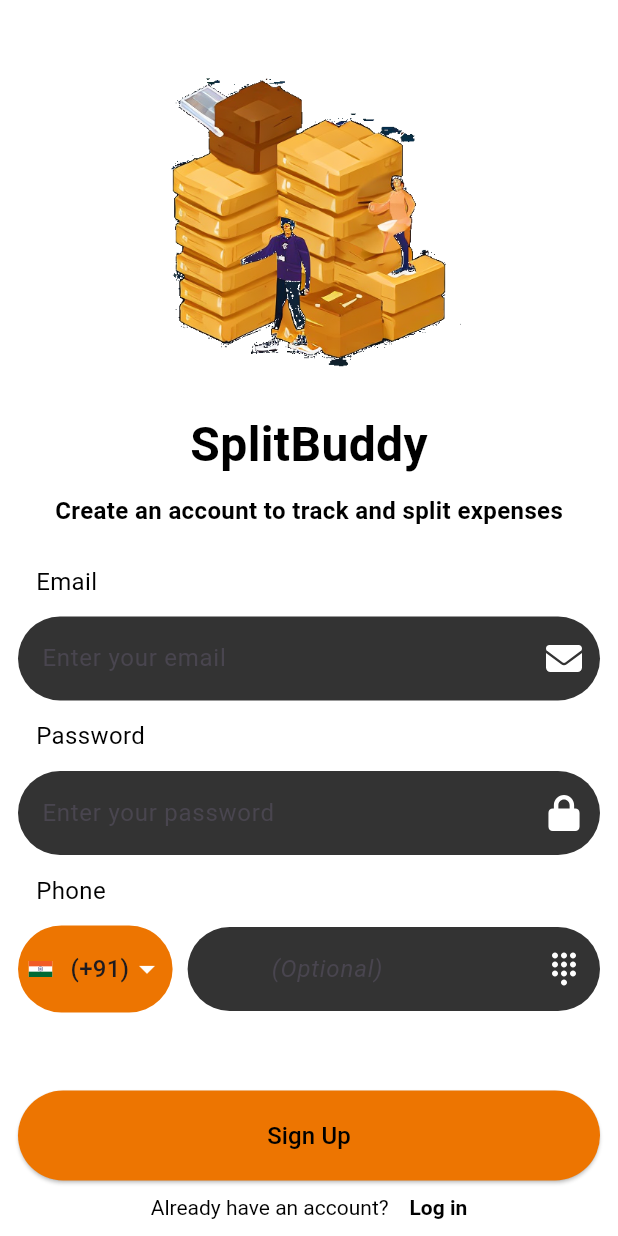
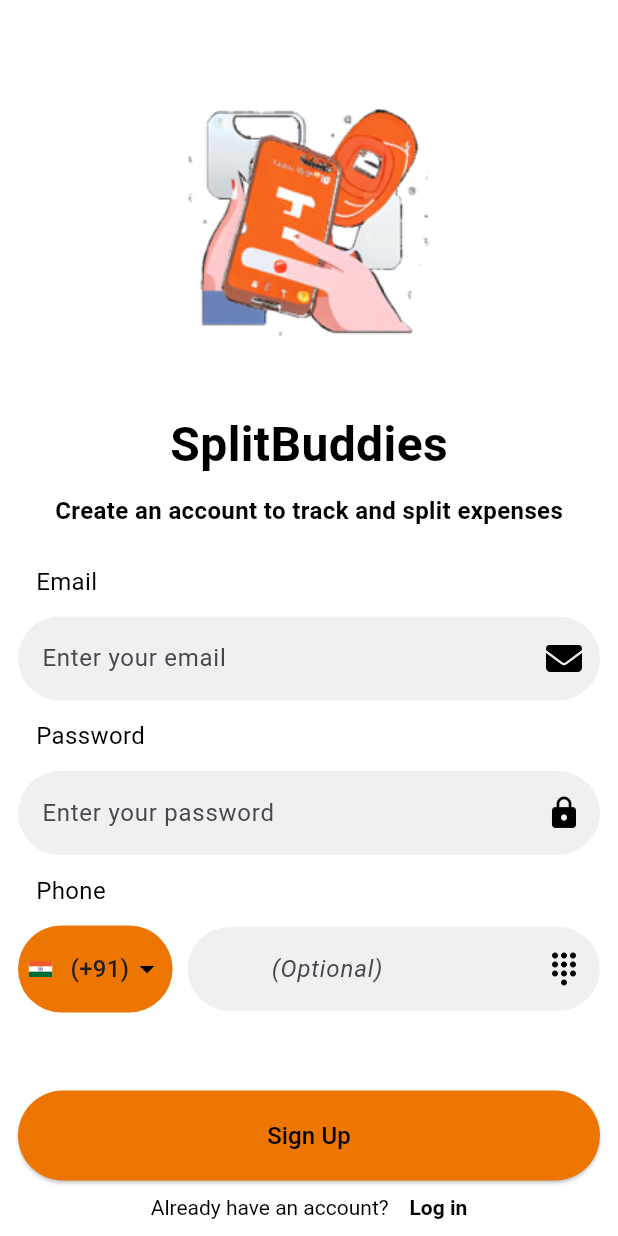
Before and after one commit to projectsojess/splitbuddyapp, a Flutter app: the screen it shows after launch, after a tap on an icon or button, on a phone screen of 412 x 824 dp. Run offline on Flutter 3.47's test engine with Material 3 defaults, Android fonts, the phone set to English and light mode, and no system bars; our stand-ins replace fl_chart, flutter_svg, image_picker, multi_select_flutter, permission_handler, shared_preferences; network calls fail; Roboto replaces fonts that are missing (Source Sans Pro).

Commit message:
signup screen changes

```diff
--- a/lib/constants/ui_constants.dart
+++ b/lib/constants/ui_constants.dart
@@ -6,7 +6,7 @@
 class UIConstants {
   static Text getAppTitle(double fontSize) {
     return Text(
-      'SplitBuddy',
+      'SplitBuddies',
       style: TextStyle(
         fontSize: fontSize,
         fontWeight: FontWeight.bold,
--- a/lib/dtos/expense_data.dart
+++ b/lib/dtos/expense_data.dart
@@ -1,4 +1,3 @@
-import 'package:flutter/material.dart';
 import 'package:json_annotation/json_annotation.dart';
 import 'package:splitbuddy/dtos/expense_payee.dart';
 import 'package:splitbuddy/dtos/expense_payer.dart';
--- a/lib/dtos/user.dart
+++ b/lib/dtos/user.dart
@@ -1,13 +1,16 @@
-import 'dart:convert';
+import 'package:json_annotation/json_annotation.dart';
+part 'user.g.dart';
 
-// ignore_for_file: public_member_api_docs, sort_constructors_first
+@JsonSerializable(includeIfNull: false)
 class User {
   final int userId;
-  final String username;
-  final String email;
+  String username;
+  String email;
   final String token;
-  final String password;
+  String password;
   String? phone;
+  String currency;
+  String country;
 
   User(
       {required this.userId,
@@ -15,42 +18,10 @@
       required this.email,
       required this.token,
       required this.password,
+      required this.currency,
+      required this.country,
       this.phone});
+  factory User.fromJson(Map<String, dynamic> json) => _$UserFromJson(json);
 
-  Map<String, dynamic> toMap() {
-    Map<String, dynamic> map = {
-      'username': username,
-      'email': email,
-      'password': password,
-    };
-
-    // Only add non-empty values to the map for serialization
-    if (userId != 0) {
-      map['userId'] = userId;
-    }
-    if (token.isNotEmpty) {
-      map['token'] = token;
-    }
-    if (phone != null && phone!.isNotEmpty) {
-      map['phone'] = phone!;
-    }
-
-    return map;
-  }
-
-  factory User.fromMap(Map<String, dynamic> map) {
-    return User(
-      userId: map['userId'] as int,
-      username: map['username'] as String,
-      email: map['email'] as String,
-      token: map['token'] as String,
-      password: map['password'] as String,
-      phone: map['phone'] as String?,
-    );
-  }
-
-  String toJson() => json.encode(toMap());
-
-  factory User.fromJson(String source) =>
-      User.fromMap(json.decode(source) as Map<String, dynamic>);
+  Map<String, dynamic> toJson() => _$UserToJson(this);
 }
--- a/lib/feature/auth/views/login_view.dart
+++ b/lib/feature/auth/views/login_view.dart
@@ -75,6 +75,7 @@
                     ),
                   )),
               AuthField(
+                obscureText: false,
                 controller: emailController,
                 hintText: 'Enter your email',
                 iconPath: iconPathEmail,
@@ -90,6 +91,7 @@
                     ),
                   )),
               AuthField(
+                obscureText: true,
                 controller: passwordController,
                 hintText: 'Enter your password',
                 iconPath: iconPathPassword,
--- a/lib/feature/auth/views/signup_screen.dart
+++ b/lib/feature/auth/views/signup_screen.dart
@@ -3,7 +3,9 @@
 import 'package:splitbuddy/constants/asset_constants.dart';
 import 'package:splitbuddy/constants/ui_constants.dart';
 import 'package:splitbuddy/dtos/country.dart';
+import 'package:splitbuddy/dtos/user.dart';
 import 'package:splitbuddy/feature/auth/views/login_view.dart';
+import 'package:splitbuddy/feature/auth/views/user_detail_screen.dart';
 import 'package:splitbuddy/feature/auth/widgets/auth_field.dart';
 import 'package:splitbuddy/services/auth_services.dart';
 import 'package:splitbuddy/themes/pallete.dart';
@@ -37,6 +39,23 @@
           ? _selectedCountry!.code + phoneNumberController.text
           : '',
     );
+  }
+
+  void loadUserDetailScreen() {
+    User userData = User(
+      userId: 0,
+      username: '',
+      email: emailController.text,
+      token: '',
+      password: passwordController.text,
+      currency: _selectedCountry!.code,
+      country: _selectedCountry!.code,
+      phone: phoneNumberController.text != ''
+          ? _selectedCountry!.code + phoneNumberController.text
+          : '',
+    );
+    Navigator.push(
+        context, UserDetailScreen.route(userData: userData, context: context));
   }
 
   List<Country> _countries = []; // Initialize _countries as an empty list
@@ -98,6 +117,7 @@
                 controller: emailController,
                 hintText: 'Enter your email',
                 iconPath: iconPathEmail,
+                obscureText: false,
               ),
               Container(
                   padding: EdgeInsets.all(12),
@@ -113,6 +133,7 @@
                 controller: passwordController,
                 hintText: 'Enter your password',
                 iconPath: iconPathPassword,
+                obscureText: true,
               ),
               Container(
                   padding: EdgeInsets.all(12),
@@ -141,7 +162,7 @@
                       },
                       icon: Icon(
                         Icons.arrow_drop_down,
-                        color: Pallete.authIconsColor,
+                        color: Pallete.inputFieldIconColor,
                       ),
                       elevation: 2,
                       underline: Container(),
@@ -179,7 +200,7 @@
                             ),
                             hintText: '         (Optional)',
                             suffixIcon: UIConstants.getSVGIcon(
-                                iconPathDialpad, Pallete.authIconsColor),
+                                iconPathDialpad, Pallete.inputFieldIconColor),
                             border: OutlineInputBorder(
                               borderRadius: BorderRadius.circular(30.0),
                               borderSide: BorderSide.none,
@@ -200,7 +221,8 @@
                 height: 60,
                 child: ElevatedButton(
                   onPressed: () {
-                    signUpUser();
+                    // signUpUser();
+                    loadUserDetailScreen();
                   },
                   style: ElevatedButton.styleFrom(
                       primary: Pallete.buttonBgcolor,
--- a/lib/feature/auth/widgets/auth_field.dart
+++ b/lib/feature/auth/widgets/auth_field.dart
@@ -1,30 +1,67 @@
 import 'package:flutter/material.dart';
+import 'package:splitbuddy/constants/asset_constants.dart';
 import 'package:splitbuddy/constants/ui_constants.dart';
 import 'package:splitbuddy/themes/pallete.dart';
 
-class AuthField extends StatelessWidget {
+class AuthField extends StatefulWidget {
   final TextEditingController controller;
   final String hintText;
   final String iconPath;
+  final bool obscureText;
   const AuthField({
     super.key,
     required this.controller,
     required this.hintText,
     required this.iconPath,
+    required this.obscureText,
   });
 
   @override
+  State<AuthField> createState() => _AuthFieldState();
+}
+
+class _AuthFieldState extends State<AuthField> {
+  bool _obscureText = false;
+
+  @override
+  void initState() {
+    super.initState();
+    _obscureText = widget.obscureText;
+  }
+
+  @override
   Widget build(BuildContext context) {
+    IconData getLockIcon() {
+      return _obscureText ? Icons.lock : Icons.lock_open;
+    }
+
     return TextFormField(
-      controller: controller,
+      controller: widget.controller,
+      obscureText: _obscureText,
       style: TextStyle(
         color: Pallete.inputFieldTextColor,
       ),
       decoration: InputDecoration(
           filled: true,
           fillColor: Pallete.inputFieldBgColor,
-          hintText: hintText,
-          suffixIcon: UIConstants.getSVGIcon(iconPath, Pallete.authIconsColor),
+          hintText: widget.hintText,
+          suffixIcon: widget.iconPath == AssetConstants.lock
+              ? GestureDetector(
+                  onTap: () {
+                    setState(() {
+                      _obscureText =
+                          !_obscureText; // Toggle password visibility
+                    });
+                  },
+                  child: Icon(
+                    getLockIcon(),
+                    color: Pallete.inputFieldIconColor,
+                  ),
+                )
+              : widget.iconPath == ''
+                  ? null
+                  : UIConstants.getSVGIcon(
+                      widget.iconPath, Pallete.inputFieldIconColor),
           border: OutlineInputBorder(
             borderRadius: BorderRadius.circular(30.0),
             borderSide: BorderSide.none,
--- a/lib/feature/groups/views/group_detail_screen.dart
+++ b/lib/feature/groups/views/group_detail_screen.dart
@@ -4,6 +4,7 @@
 import 'package:splitbuddy/feature/expenses/widgets/add_items.dart';
 import 'package:splitbuddy/feature/expenses/widgets/expense_list.dart';
 import 'package:splitbuddy/feature/groups/widgets/members.dart';
+import 'package:splitbuddy/feature/groups/widgets/overview.dart';
 import 'package:splitbuddy/providers/group_provider.dart';
 import 'package:splitbuddy/services/group_service.dart';
 import 'package:splitbuddy/services/shared_preference_service.dart';
@@ -176,7 +177,7 @@
             _currentTab == GroupDetailTab.Expenses
                 ? ExpenseList(groupData: groupData)
                 : _currentTab == GroupDetailTab.Overview
-                    ? Container()
+                    ? OverViewTab(groupData: groupData, userId: userId)
                     : MembersList(
                         members: groupData.members,
                       )
--- a/lib/feature/welcome_page.dart
+++ b/lib/feature/welcome_page.dart
@@ -54,7 +54,7 @@
                           AssetConstants.arrowRight,
                           width: 40,
                           height: 40,
-                          color: Pallete.inputLabelTextColor,
+                          color: Pallete.backgroundColor,
                         ),
                       ),
                     ))
--- a/lib/feature/widgets/navigation_bar.dart
+++ b/lib/feature/widgets/navigation_bar.dart
@@ -52,8 +52,8 @@
           mainAxisAlignment: MainAxisAlignment.spaceAround,
           children: <Widget>[
             buildNavBarItem(Icons.home, 0),
-            buildNavBarItem(Icons.people_alt, 1),
-            buildNavBarItem(Icons.group_outlined, 2),
+            buildNavBarItem(Icons.person, 1),
+            buildNavBarItem(Icons.group, 2),
             buildNavBarItem(Icons.account_circle, 3),
           ],
         ),
--- a/lib/services/auth_services.dart
+++ b/lib/services/auth_services.dart
@@ -21,12 +21,14 @@
   }) async {
     try {
       User user = User(
+          country: '',
           userId: 0,
           username: username,
           email: email,
           token: '',
           password: password,
-          phone: phone);
+          phone: phone,
+          currency: '');
 
       http.Response res = await http.post(
         Uri.parse(ServerConstants.signupUrl),
--- a/lib/themes/pallete.dart
+++ b/lib/themes/pallete.dart
@@ -4,11 +4,11 @@
   static const Color backgroundColor = Colors.white;
   static const Color textColor = Colors.black;
   static const Color cardBgColor = Color.fromARGB(255, 255, 245, 222);
-  static const Color inputFieldBgColor = Color(0xFF333333);
+  static const Color inputFieldBgColor = Color.fromRGBO(227, 227, 227, 0.54);
   static const Color inputLabelTextColor = Colors.black;
-  static const inputFieldTextColor = Color(0xFFbababa);
+  static const inputFieldTextColor = Colors.black;
   static const buttonBgcolor = Color(0xFFed7501);
-  static const authIconsColor = Colors.white;
+  static const inputFieldIconColor = Colors.black;
   static const primaryColor = Color(0xFF161616);
   static const secondaryColor = Color(0xFFed7501);
   static const cursorColor = Color(0xFFed7501);
--- a/pubspec.yaml
+++ b/pubspec.yaml
@@ -45,6 +45,7 @@
   multi_select_flutter: ^4.1.3
   json_annotation: ^4.8.1
   fl_chart: ^0.65.0
+  image_picker: ^1.0.5
 
 dev_dependencies:
   flutter_test:
```
Also changed, not shown: lib/feature/auth/views/user_detail_screen.dart (added, +211 -0 lines), lib/feature/groups/widgets/overview.dart (+9 -4 lines), assets/pngs/signup_screen_image.png, lib/dtos/user.g.dart (added), pubspec.lock, 8 other files.
